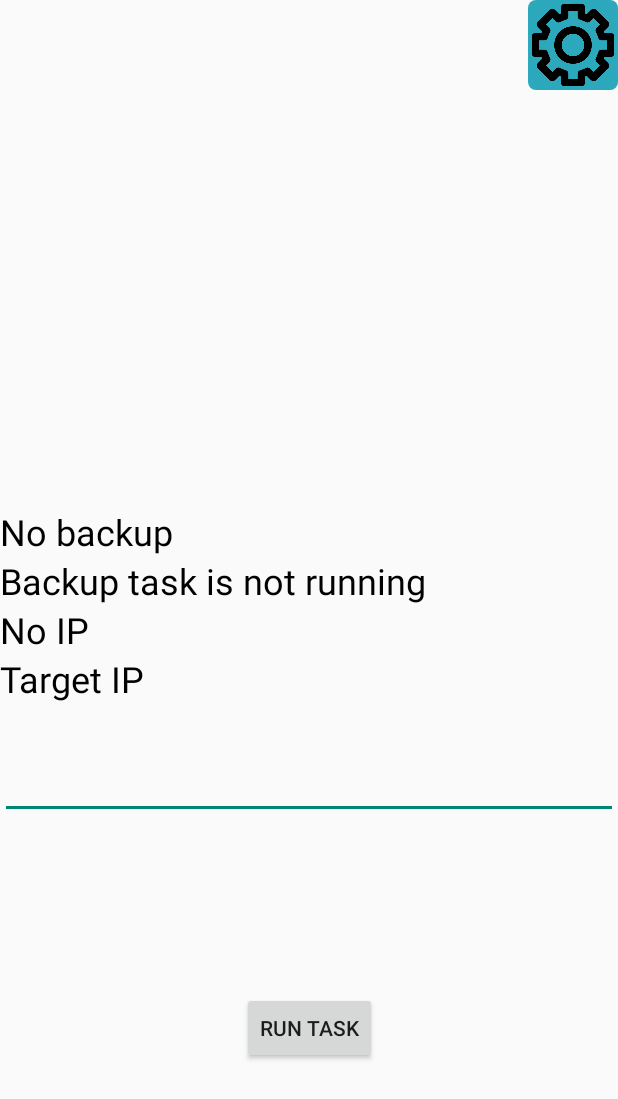
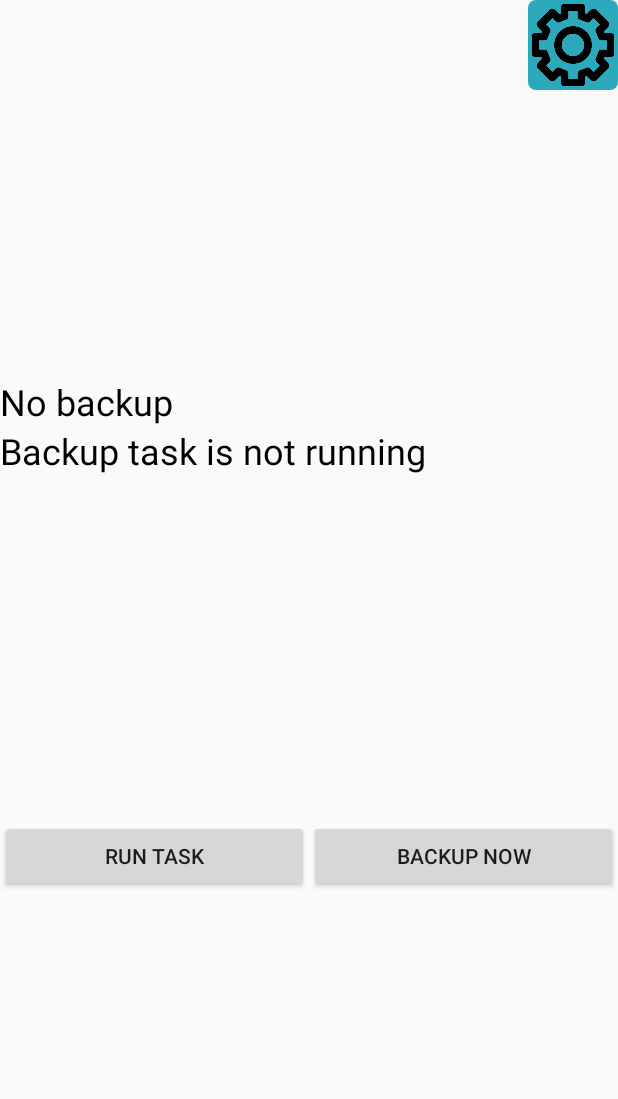
Before and after one commit to oakwhelie/BackMe, an Android app: the screen it shows after launch (MainActivity), on a phone screen of 412 x 824 dp. Shown: the top 1099 px of the screen. Run offline under Robolectric (Android 15) with nearby library versions, the phone set to English and light mode, and no system bars; 1 statement that could not run was skipped.

```diff
--- a/app/build.gradle
+++ b/app/build.gradle
@@ -7,8 +7,8 @@ android {
         applicationId "oakwhelie.backme"
         minSdkVersion 22
         targetSdkVersion 29
-        versionCode 3
-        versionName "1.2"
+        versionCode 4
+        versionName "1.3"
         testInstrumentationRunner "androidx.test.runner.AndroidJUnitRunner"
     }
     buildTypes {
@@ -28,4 +28,6 @@ dependencies {
     androidTestImplementation 'androidx.test.ext:junit:1.1.0'
     androidTestImplementation 'androidx.test.espresso:espresso-core:3.1.1'
     implementation project(path: ':globals')
+
+    implementation 'com.android.volley:volley:1.1.1'
 }
--- a/app/src/main/res/layout/activity_main.xml
+++ b/app/src/main/res/layout/activity_main.xml
@@ -28,7 +28,7 @@
     <Space
         android:layout_width="match_parent"
         android:layout_height="match_parent"
-        android:layout_weight="1" />
+        android:layout_weight="2" />
 
     <TextView
         android:id="@+id/last_backup"
@@ -46,30 +46,6 @@
         android:textColor="@android:color/background_dark"
         android:textSize="24sp" />
 
-    <TextView
-        android:id="@+id/ip_display"
-        android:layout_width="match_parent"
-        android:layout_height="wrap_content"
-        android:text="@string/txt_no_ip"
-        android:textColor="@android:color/background_dark"
-        android:textSize="24sp" />
-
-    <TextView
-        android:id="@+id/text1"
-        android:layout_width="match_parent"
-        android:layout_height="wrap_content"
-        android:layout_marginBottom="32dp"
-        android:text="@string/txt_target_ip"
-        android:textColor="@android:color/background_dark"
-        android:textSize="24sp" />
-
-    <EditText
-        android:id="@+id/edit_target_ip"
-        android:layout_width="match_parent"
-        android:layout_height="wrap_content"
-        android:ems="10"
-        android:inputType="textPersonName" />
-
     <androidx.constraintlayout.widget.ConstraintLayout
         android:layout_width="match_parent"
         android:layout_height="match_parent"
@@ -77,13 +53,24 @@
 
         <Button
             android:id="@+id/button"
-            android:layout_width="wrap_content"
+            android:layout_width="0dp"
             android:layout_height="wrap_content"
             android:onClick="getFolder"
             android:text="@string/txt_run_task"
             app:layout_constraintBottom_toBottomOf="parent"
+            app:layout_constraintEnd_toStartOf="@+id/button2"
+            app:layout_constraintStart_toStartOf="parent"
+            app:layout_constraintTop_toTopOf="parent" />
+
+        <Button
+            android:id="@+id/button2"
+            android:layout_width="0dp"
+            android:layout_height="wrap_content"
+            android:onClick="backupNow"
+            android:text="@string/txt_backup_now"
+            app:layout_constraintBottom_toBottomOf="parent"
             app:layout_constraintEnd_toEndOf="parent"
-            app:layout_constraintStart_toStartOf="parent"
+            app:layout_constraintStart_toEndOf="@+id/button"
             app:layout_constraintTop_toTopOf="parent" />
     </androidx.constraintlayout.widget.ConstraintLayout>
 
--- a/app/src/main/res/values/strings.xml
+++ b/app/src/main/res/values/strings.xml
@@ -34,4 +34,7 @@
     <string name="alarm_idle">idle</string>
     <string name="txt_no_backup">No backup</string>
     <string name="last_backup">last_backup</string>
+    <string name="alarm_once_every_x">once_every_x</string>
+    <string name="txt_backup_now">Backup now</string>
+    <string name="ipset">ipset</string>
 </resources>
```
Also changed, not shown: app/src/main/java/oakwhelie/backme/BootReceiver.java (+8 -2 lines), app/src/main/java/oakwhelie/backme/MainActivity.java (+15 -54 lines), app/src/main/java/oakwhelie/backme/MultipartUtility.java (+2 -5 lines), app/src/main/java/oakwhelie/backme/SettingsActivity.java (+40 -6 lines), app/src/main/java/oakwhelie/backme/UploadService.java (+98 -36 lines).
